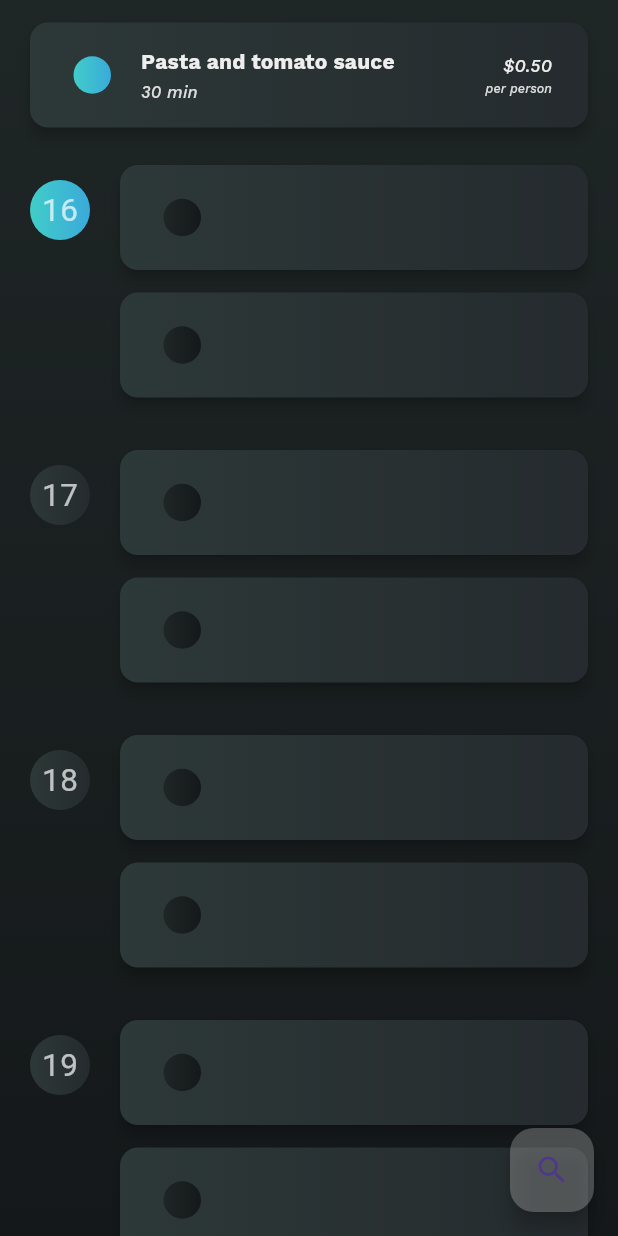
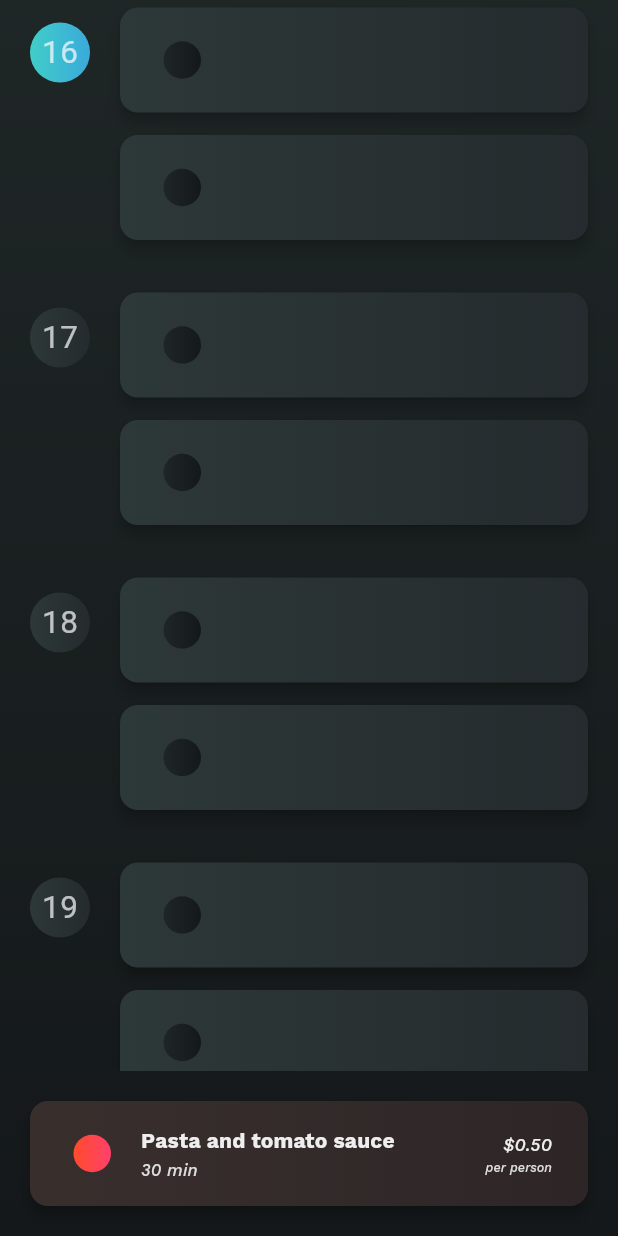
Before and after one commit to 3enedict/limelight, a Flutter app: the RecipesPage screen opened directly, after a tap on "Pasta and tomato sauce", on a phone screen of 412 x 824 dp. Run offline on Flutter 3.47's test engine with Material 2 defaults, Android fonts, the phone set to English and light mode, and no system bars; our stand-ins replace fluttericon, google_fonts, shared_preferences; accounts and stored records are empty; statements that could not run were skipped.

Commit message:
Current recipe in calendar is now at bottom & red,

```diff
--- a/lib/pages/recipes_page.dart
+++ b/lib/pages/recipes_page.dart
@@ -86,6 +86,13 @@ class RecipesPage extends StatelessWidget {
   }
 
   void _gotoDetailsPage(BuildContext context, int index, Calendar calendar) {
+    RecipeData currentRecipe = RecipeData(
+      name: recipes[index].name,
+      time: recipes[index].time,
+      price: recipes[index].price,
+      gradient: meatGradient,
+    );
+
     Navigator.of(context).push(
       CalendarRoute(
         builder: (_) => Container(
@@ -98,24 +105,19 @@ class RecipesPage extends StatelessWidget {
           ),
           child: Scaffold(
             backgroundColor: Colors.transparent,
-            floatingActionButton: FloatingActionButton(
-              backgroundColor: Colors.white24,
-              heroTag: 'CalendarFAB',
-              onPressed: () {},
-              child: const Icon(Icons.search),
-            ),
             body: Column(
               children: [
+                Expanded(
+                  child: calendar,
+                ),
+                const SizedBox(height: 5),
                 Hero(
                   tag: index.toString(),
-                  child: recipes[index].toItem(
+                  child: currentRecipe.toItem(
                     () => Navigator.of(context).pop(),
                   ),
                 ),
                 const SizedBox(height: 20),
-                Expanded(
-                  child: calendar,
-                ),
               ],
             ),
           ),
```
